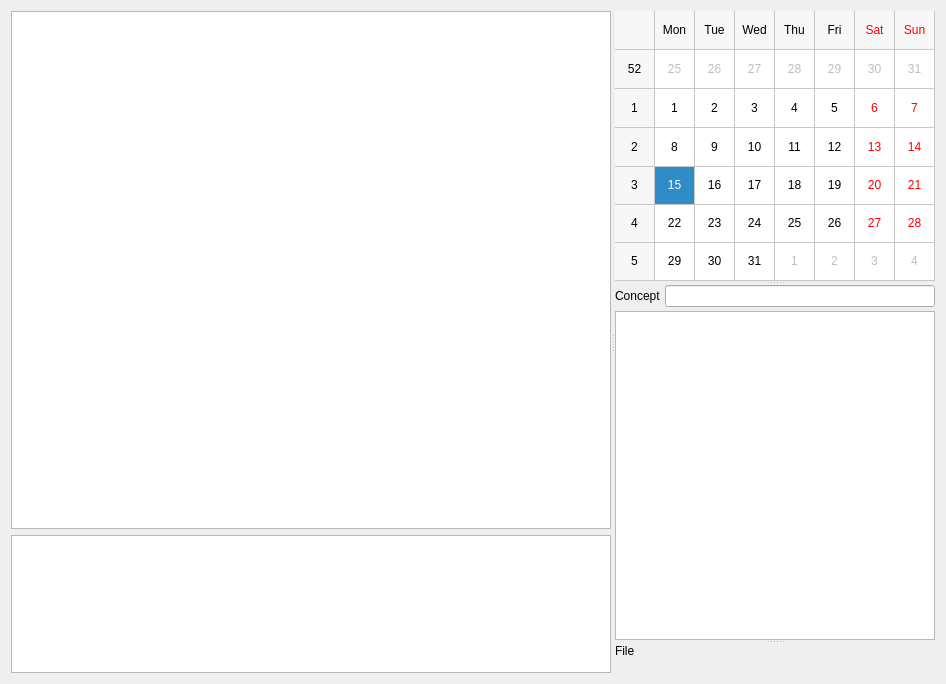
First picture: the form in module/Ui_Diary.ui, repository Holence/DongliTeahouseStudio2, before the edit.
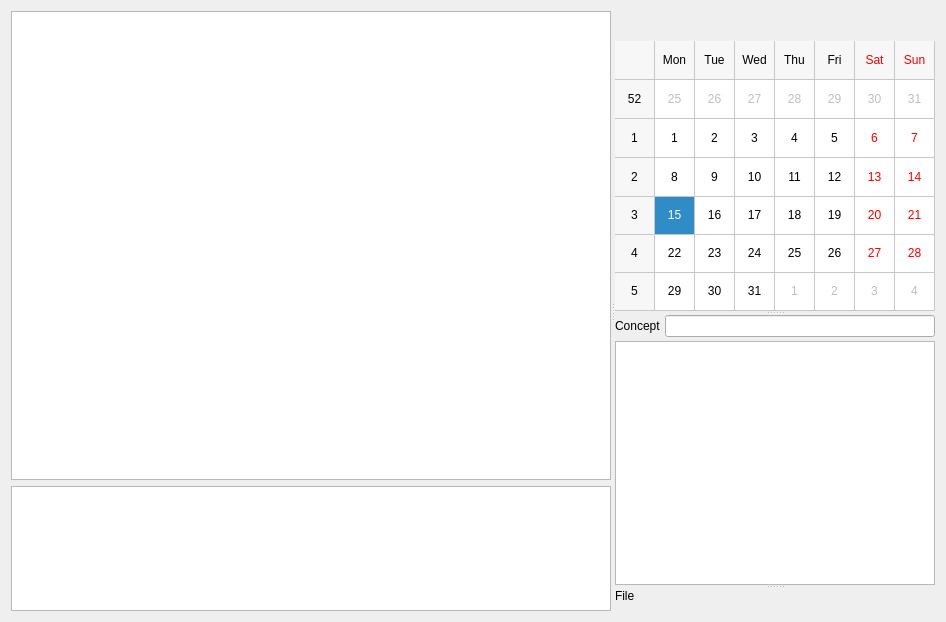
Second picture: the form after the edit. Icons and pictures are not drawn. Custom widgets are drawn as their Qt base class.

```diff
--- a/module/Ui_Diary.ui
+++ b/module/Ui_Diary.ui
@@ -7,7 +7,7 @@
     <x>0</x>
     <y>0</y>
     <width>943</width>
-    <height>684</height>
+    <height>618</height>
    </rect>
   </property>
   <property name="windowTitle">
@@ -89,9 +89,9 @@
       <property name="orientation">
        <enum>Qt::Vertical</enum>
       </property>
-      <widget class="QCalendarWidget" name="calendar">
+      <widget class="QWidget" name="widget" native="true">
        <property name="sizePolicy">
-        <sizepolicy hsizetype="Fixed" vsizetype="Fixed">
+        <sizepolicy hsizetype="Expanding" vsizetype="Fixed">
          <horstretch>0</horstretch>
          <verstretch>0</verstretch>
         </sizepolicy>
@@ -99,24 +99,85 @@
        <property name="minimumSize">
         <size>
          <width>320</width>
-         <height>270</height>
+         <height>300</height>
         </size>
        </property>
        <property name="maximumSize">
         <size>
          <width>16777215</width>
-         <height>270</height>
+         <height>300</height>
         </size>
        </property>
-       <property name="firstDayOfWeek">
-        <enum>Qt::Monday</enum>
-       </property>
-       <property name="gridVisible">
-        <bool>true</bool>
-       </property>
-       <property name="navigationBarVisible">
-        <bool>false</bool>
-       </property>
+       <layout class="QVBoxLayout" name="verticalLayout_2">
+        <property name="spacing">
+         <number>0</number>
+        </property>
+        <property name="leftMargin">
+         <number>0</number>
+        </property>
+        <property name="topMargin">
+         <number>0</number>
+        </property>
+        <property name="rightMargin">
+         <number>0</number>
+        </property>
+        <property name="bottomMargin">
+         <number>0</number>
+        </property>
+        <item>
+         <widget class="QLabel" name="label_calendar">
+          <property name="sizePolicy">
+           <sizepolicy hsizetype="Expanding" vsizetype="Fixed">
+            <horstretch>0</horstretch>
+            <verstretch>0</verstretch>
+           </sizepolicy>
+          </property>
+          <property name="minimumSize">
+           <size>
+            <width>0</width>
+            <height>30</height>
+           </size>
+          </property>
+          <property name="maximumSize">
+           <size>
+            <width>16777215</width>
+            <height>30</height>
+           </size>
+          </property>
+         </widget>
+        </item>
+        <item>
+         <widget class="QCalendarWidget" name="calendar">
+          <property name="sizePolicy">
+           <sizepolicy hsizetype="Expanding" vsizetype="Fixed">
+            <horstretch>0</horstretch>
+            <verstretch>0</verstretch>
+           </sizepolicy>
+          </property>
+          <property name="minimumSize">
+           <size>
+            <width>320</width>
+            <height>270</height>
+           </size>
+          </property>
+          <property name="maximumSize">
+           <size>
+            <width>16777215</width>
+            <height>300</height>
+           </size>
+          </property>
+          <property name="firstDayOfWeek">
+           <enum>Qt::Monday</enum>
+          </property>
+          <property name="gridVisible">
+           <bool>true</bool>
+          </property>
+          <property name="navigationBarVisible">
+           <bool>false</bool>
+          </property>
+         </widget>
+        </item>
+       </layout>
       </widget>
       <widget class="QWidget" name="layoutWidget">
        <layout class="QVBoxLayout" name="verticalLayout_concept">
@@ -138,7 +199,14 @@
          </layout>
         </item>
         <item>
-         <widget class="ConceptTable" name="conceptTable"/>
+         <widget class="ConceptTable" name="conceptTable">
+          <property name="sizePolicy">
+           <sizepolicy hsizetype="Expanding" vsizetype="MinimumExpanding">
+            <horstretch>0</horstretch>
+            <verstretch>0</verstretch>
+           </sizepolicy>
+          </property>
+         </widget>
         </item>
        </layout>
       </widget>
@@ -340,6 +408,12 @@
   </action>
  </widget>
  <customwidgets>
+  <customwidget>
+   <class>FileTab</class>
+   <extends>QWidget</extends>
+   <header>widget</header>
+   <container>1</container>
+  </customwidget>
   <customwidget>
    <class>ConceptTable</class>
    <extends>QTableWidget</extends>
@@ -360,12 +434,6 @@
    <extends>QLineEdit</extends>
    <header>widget</header>
   </customwidget>
-  <customwidget>
-   <class>FileTab</class>
-   <extends>QWidget</extends>
-   <header>widget</header>
-   <container>1</container>
-  </customwidget>
  </customwidgets>
  <resources>
   <include location="../../Program/Python/Lib/site-packages/DTPySide/DT.qrc"/>
```
Left out of the diff: 62 changed lines with no effect on the pictures.
